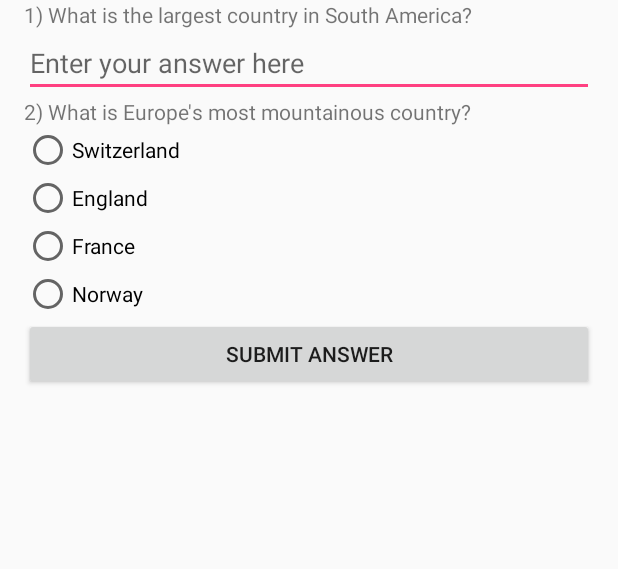
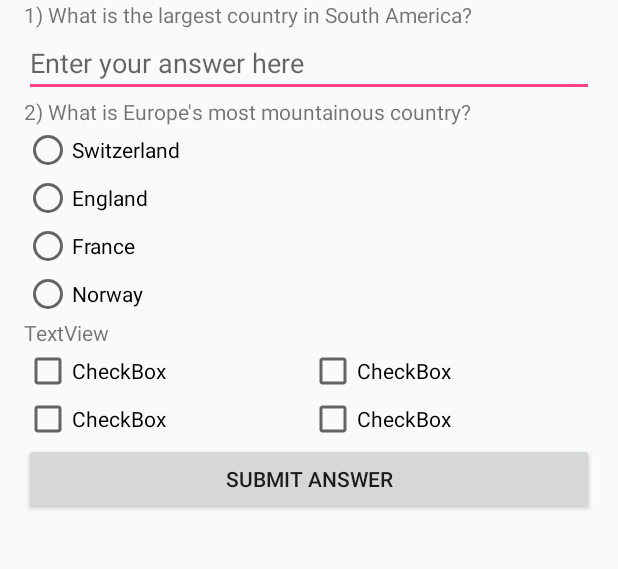
Before and after one commit to MarineNET/QuizApp, an Android app: the screen it shows after launch (MainActivity), on a phone screen of 412 x 824 dp, the part 192-761 px from its top. Run offline under Robolectric (Android 15) with nearby library versions, the phone set to English and light mode, and no system bars.

Commit message:
Add question 3 with 2 hor linear layouts and 4 check boxes

```diff
--- a/app/src/main/res/layout/activity_main.xml
+++ b/app/src/main/res/layout/activity_main.xml
@@ -73,12 +73,61 @@
             android:text="Norway"
             android:onClick="radioButtonClicked"/>
 
-            <Button
-                android:id="@+id/submitButton"
-                android:layout_width="match_parent"
+        </RadioGroup>
+
+        <TextView
+            android:id="@+id/textView4"
+            android:layout_width="match_parent"
+            android:layout_height="wrap_content"
+            android:text="TextView"/>
+
+        <LinearLayout
+            android:layout_width="match_parent"
+            android:layout_height="match_parent"
+            android:orientation="horizontal">
+
+            <CheckBox
+                android:id="@+id/checkBox5"
+                android:layout_width="wrap_content"
                 android:layout_height="wrap_content"
                 android:layout_weight="1"
-                android:text="Submit Answer"/>
-        </RadioGroup>
+                android:text="CheckBox"/>
+
+            <CheckBox
+                android:id="@+id/checkBox4"
+                android:layout_width="wrap_content"
+                android:layout_height="wrap_content"
+                android:layout_weight="1"
+                android:text="CheckBox"/>
+
+        </LinearLayout>
+
+        <LinearLayout
+            android:layout_width="match_parent"
+            android:layout_height="match_parent"
+            android:orientation="horizontal">
+
+            <CheckBox
+                android:id="@+id/checkBox7"
+                android:layout_width="wrap_content"
+                android:layout_height="wrap_content"
+                android:layout_weight="1"
+                android:text="CheckBox"/>
+
+            <CheckBox
+                android:id="@+id/checkBox6"
+                android:layout_width="wrap_content"
+                android:layout_height="wrap_content"
+                android:layout_weight="1"
+                android:text="CheckBox"/>
+        </LinearLayout>
+
+        <Button
+            android:id="@+id/submitButton"
+            android:layout_width="match_parent"
+            android:layout_height="wrap_content"
+            android:layout_weight="1"
+            android:text="Submit Answer"/>
+
     </LinearLayout>
 </ScrollView>
```
